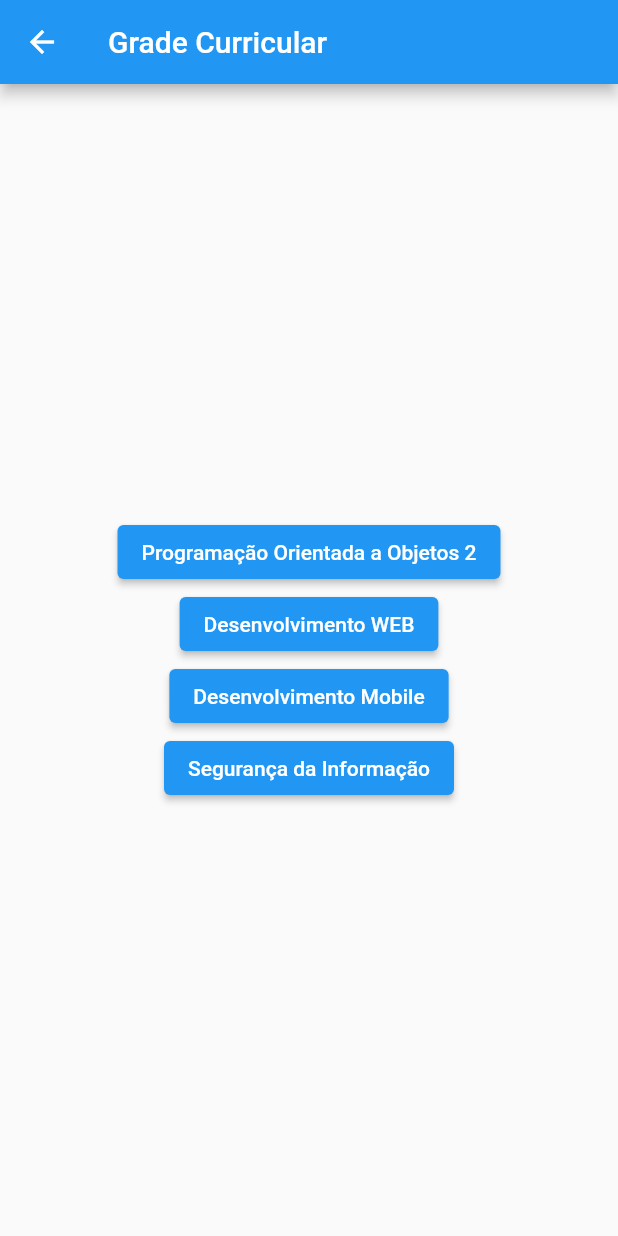
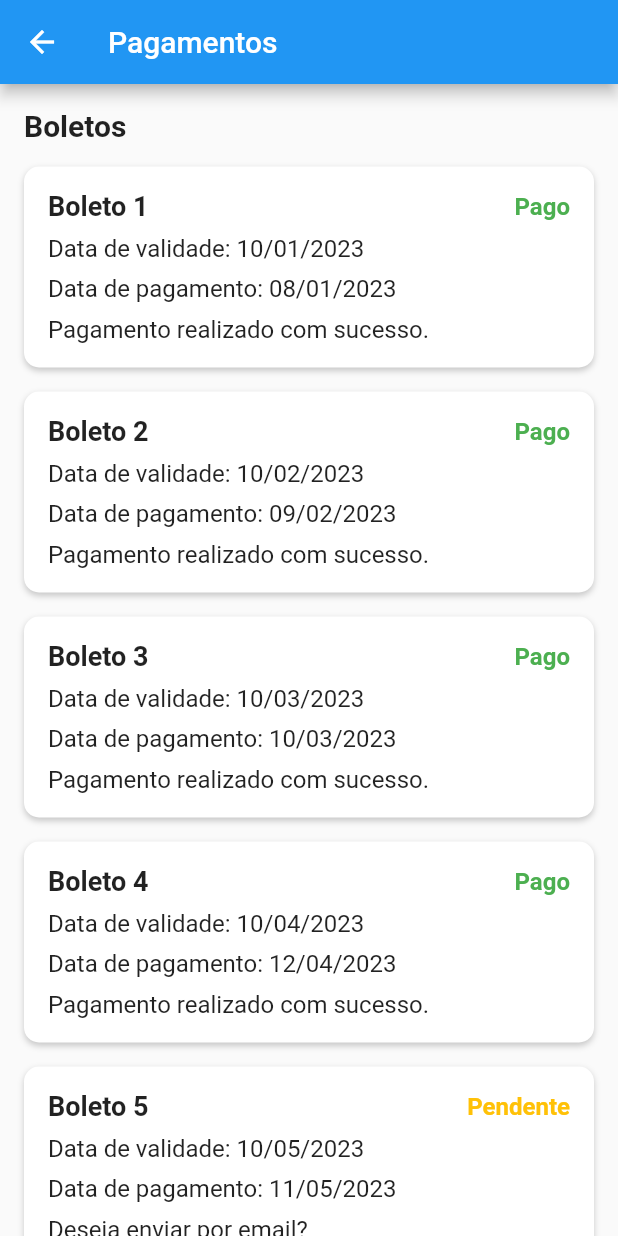
Before and after one commit to zoidepomba/dev_mobile, a Flutter app: the SecretariaScreen screen opened directly, after a tap on "Financeiro", on a phone screen of 412 x 824 dp. Run offline on Flutter 3.47's test engine with Material 2 defaults, Android fonts, the phone set to English and light mode, and no system bars; our stand-ins replace carousel_slider, table_calendar.

Commit message:
Criado tela do sistema financeiro

```diff
--- a/lib/agenda.dart
+++ b/lib/agenda.dart
@@ -6,6 +6,16 @@ class AgendaScreen extends StatelessWidget {
       'titulo': 'Eventos Esportivos',
       'resumo':
           'O próximo evento Esportivo está marcado no dia 03/06/2023 as 18:30 no Parque do Sabiá.',
+    },
+    {
+      'titulo': 'Eventos Comunitarios',
+      'resumo':
+          'O próximo evento Comunitarios está marcado no dia 03/06/2023 as 18:30 no Parque do Sabiá.',
+    },
+    {
+      'titulo': 'Eventos educativos',
+      'resumo':
+          'O próximo evento educativos está marcado no dia 03/06/2023 as 18:30 no Parque do Sabiá.',
     },
     {
       'titulo': 'Congressos',
--- a/lib/financeiro.dart
+++ b/lib/financeiro.dart
@@ -0,0 +1,235 @@
+import 'package:flutter/material.dart';
+
+class PagamentosScreen extends StatelessWidget {
+  const PagamentosScreen({super.key});
+
+  @override
+  Widget build(BuildContext context) {
+    return Scaffold(
+      appBar: AppBar(
+        title: const Text('Pagamentos'),
+      ),
+      body: SingleChildScrollView(
+        child: Container(
+          padding: const EdgeInsets.all(16.0),
+          child: const Column(
+            crossAxisAlignment: CrossAxisAlignment.start,
+            children: [
+              Text(
+                'Boletos',
+                style: TextStyle(
+                  fontSize: 20,
+                  fontWeight: FontWeight.bold,
+                ),
+              ),
+              SizedBox(height: 16.0),
+              BoletoItem(
+                titulo: 'Boleto 1',
+                dataValidade: '10/01/2023',
+                dataPagamento: '08/01/2023',
+                status: StatusPagamento.pago,
+              ),
+              BoletoItem(
+                titulo: 'Boleto 2',
+                dataValidade: '10/02/2023',
+                dataPagamento: '09/02/2023',
+                status: StatusPagamento.pago,
+              ),
+              BoletoItem(
+                titulo: 'Boleto 3',
+                dataValidade: '10/03/2023',
+                dataPagamento: '10/03/2023',
+                status: StatusPagamento.pago,
+              ),
+              BoletoItem(
+                titulo: 'Boleto 4',
+                dataValidade: '10/04/2023',
+                dataPagamento: '12/04/2023',
+                status: StatusPagamento.pago,
+              ),
+              BoletoItem(
+                titulo: 'Boleto 5',
+                dataValidade: '10/05/2023',
+                dataPagamento: '11/05/2023',
+                status: StatusPagamento.pendente,
+              ),
+              BoletoItem(
+                titulo: 'Boleto 6',
+                dataValidade: '10/06/2023',
+                dataPagamento: '---',
+                status: StatusPagamento.emAberto,
+              ),
+              BoletoItem(
+                titulo: 'Boleto 7',
+                dataValidade: '10/07/2023',
+                dataPagamento: '---',
+                status: StatusPagamento.emAberto,
+              ),
+            ],
+          ),
+        ),
+      ),
+    );
+  }
+}
+
+enum StatusPagamento { pago, pendente, emAberto }
+
+class BoletoItem extends StatelessWidget {
+  final String titulo;
+  final String dataValidade;
+  final String dataPagamento;
+  final StatusPagamento status;
+
+  const BoletoItem({
+    super.key,
+    required this.titulo,
+    required this.dataValidade,
+    required this.dataPagamento,
+    required this.status,
+  });
+
+  @override
+  Widget build(BuildContext context) {
+    Color statusColor;
+    String statusText;
+    String message = '';
+
+    switch (status) {
+      case StatusPagamento.pago:
+        statusColor = Colors.green;
+        statusText = 'Pago';
+        message = 'Pagamento realizado com sucesso.';
+        break;
+      case StatusPagamento.pendente:
+        statusColor = Colors.amber;
+        statusText = 'Pendente';
+        message = 'Deseja enviar por email?';
+        break;
+      case StatusPagamento.emAberto:
+        statusColor = const Color.fromARGB(255, 129, 129, 129);
+        statusText = 'Em Aberto';
+        message = 'Não disponivel para pagamento no momento!';
+        break;
+    }
+
+    return GestureDetector(
+      onTap: () {
+        if (status == StatusPagamento.pago) {
+          showDialog(
+              context: context,
+              builder: (context) {
+                return AlertDialog(
+                  title: const Text("Infomação"),
+                  content: const Text("Boleto já foi pago."),
+                  actions: [
+                    TextButton(
+                      onPressed: () {
+                        Navigator.pop(context);
+                      },
+                      child: const Text('Ok'),
+                    ),
+                  ],
+                );
+              });
+        } else if (status == StatusPagamento.pendente) {
+          showDialog(
+            context: context,
+            builder: (context) {
+              return AlertDialog(
+                title: const Text('Aviso'),
+                content: const Text('Deseja enviar o boleto por email?'),
+                actions: [
+                  TextButton(
+                    onPressed: () {
+                      Navigator.pop(context);
+                      showDialog(
+                          context: context,
+                          builder: (context) {
+                            return AlertDialog(
+                              title: const Text('Informação'),
+                              content: const Text('Boleto enviado por email.'),
+                              actions: [
+                                TextButton(
+                                  onPressed: () {
+                                    Navigator.pop(context);
+                                  },
+                                  child: const Text('Em breve estará no email'),
+                                ),
+                              ],
+                            );
+                          });
+                    },
+                    child: const Text('Sim'),
+                  ),
+                  TextButton(
+                    onPressed: () {
+                      Navigator.pop(context);
+                    },
+                    child: const Text('Não'),
+                  ),
+                ],
+              );
+            },
+          );
+        }
+      },
+      child: Container(
+        margin: const EdgeInsets.only(bottom: 16.0),
+        padding: const EdgeInsets.all(16.0),
+        decoration: BoxDecoration(
+          color: Colors.white,
+          borderRadius: BorderRadius.circular(10),
+          boxShadow: [
+            BoxShadow(
+              color: Colors.black.withOpacity(0.2),
+              blurRadius: 3.0,
+              offset: const Offset(0, 2),
+            ),
+          ],
+        ),
+        child: Column(
+          crossAxisAlignment: CrossAxisAlignment.start,
+          children: [
+            Row(
+              mainAxisAlignment: MainAxisAlignment.spaceBetween,
+              children: [
+                Text(
+                  titulo,
+                  style: const TextStyle(
+                    fontSize: 18,
+                    fontWeight: FontWeight.bold,
+                  ),
+                ),
+                Text(
+                  statusText,
+                  style: TextStyle(
+                    fontSize: 16,
+                    fontWeight: FontWeight.bold,
+                    color: statusColor,
+                  ),
+                ),
+              ],
+            ),
+            const SizedBox(height: 8.0),
+            Text(
+              'Data de validade: $dataValidade',
+              style: const TextStyle(fontSize: 16),
+            ),
+            const SizedBox(height: 8.0),
+            Text(
+              'Data de pagamento: $dataPagamento',
+              style: const TextStyle(fontSize: 16),
+            ),
+            if (message.isNotEmpty) const SizedBox(height: 8.0),
+            if (message.isNotEmpty)
+              Text(
+                message,
+                style: const TextStyle(fontSize: 16),
+              ),
+          ],
+        ),
+      ),
+    );
+  }
+}
--- a/lib/secretaria.dart
+++ b/lib/secretaria.dart
@@ -1,6 +1,7 @@
 import 'package:flutter/material.dart';
 import 'carteirinha.dart';
 import 'curso.dart';
+import 'financeiro.dart';
 import 'grade_curricular.dart';
 
 class SecretariaScreen extends StatelessWidget {
@@ -28,7 +29,7 @@ class SecretariaScreen extends StatelessWidget {
                 numeroCarteirinha: '123456789',
               )),
           buildListItem(context, 'Financeiro', Icons.attach_money,
-              'Informações financeiras', const HomeGrade()),
+              'Informações financeiras', const PagamentosScreen()),
           buildListItem(context, 'Termos de Contrato', Icons.description,
               'Termos de contrato e políticas', const SelectedCurso()),
           buildListItem(context, 'Histórico Escolar', Icons.history,
```
Also changed, not shown: 1 other file.
